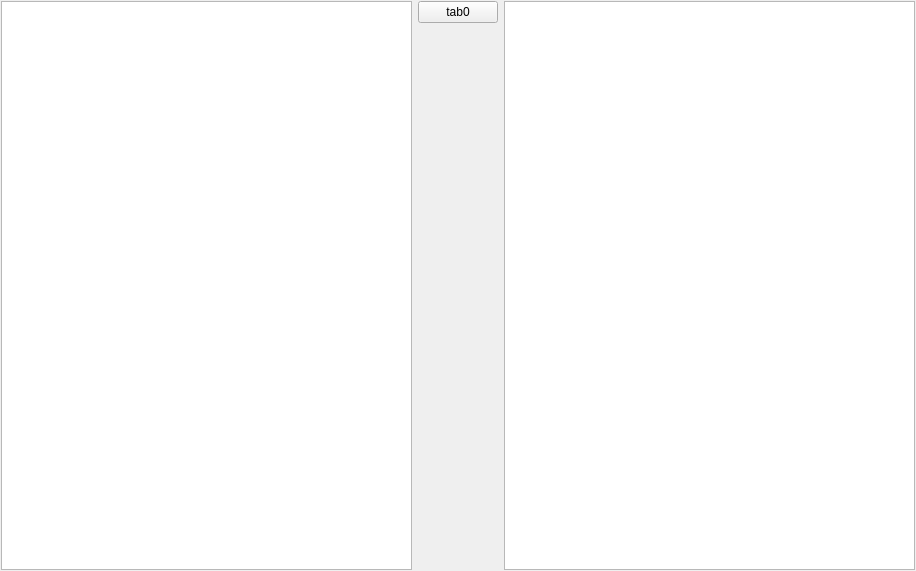
gyllidor/qt_workspace, file ffayno/sources/mainwindow.ui: the form before one commit.
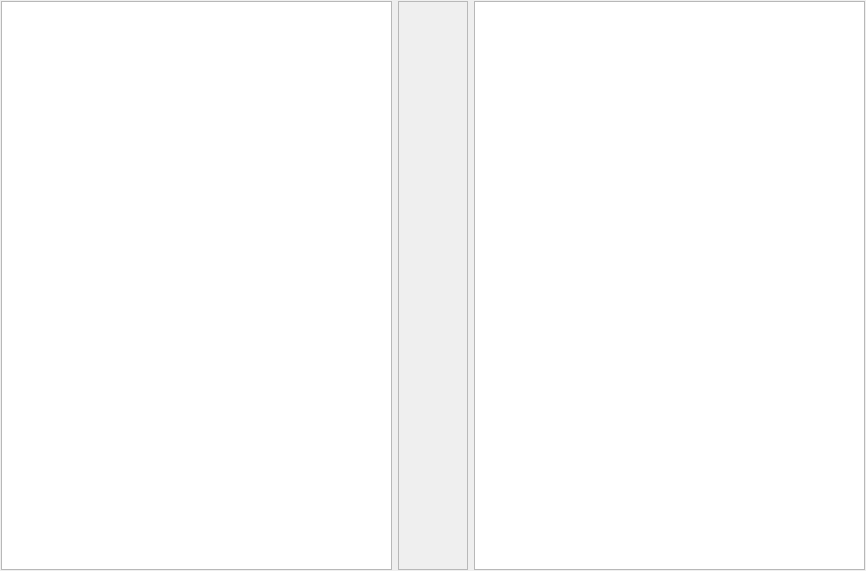
The form after the commit.

Commit message: added ControllerTabs and custon TabButton

```diff
--- a/ffayno/sources/mainwindow.ui
+++ b/ffayno/sources/mainwindow.ui
@@ -6,7 +6,7 @@
    <rect>
     <x>0</x>
     <y>0</y>
-    <width>916</width>
+    <width>866</width>
     <height>571</height>
    </rect>
   </property>
@@ -28,49 +28,44 @@
      <number>1</number>
     </property>
     <item row="0" column="1">
-     <layout class="QFormLayout" name="formLayout">
-      <property name="rowWrapPolicy">
-       <enum>QFormLayout::DontWrapRows</enum>
+     <widget class="QScrollArea" name="scrollArea">
+      <property name="sizePolicy">
+       <sizepolicy hsizetype="Preferred" vsizetype="Expanding">
+        <horstretch>0</horstretch>
+        <verstretch>0</verstretch>
+       </sizepolicy>
       </property>
-      <property name="formAlignment">
-       <set>Qt::AlignHCenter|Qt::AlignTop</set>
+      <property name="verticalScrollBarPolicy">
+       <enum>Qt::ScrollBarAlwaysOff</enum>
       </property>
-      <property name="horizontalSpacing">
-       <number>1</number>
+      <property name="horizontalScrollBarPolicy">
+       <enum>Qt::ScrollBarAlwaysOff</enum>
       </property>
-      <property name="verticalSpacing">
-       <number>1</number>
+      <property name="widgetResizable">
+       <bool>true</bool>
       </property>
-      <item row="0" column="0">
-       <widget class="QPushButton" name="tab0">
-        <property name="sizePolicy">
-         <sizepolicy hsizetype="Minimum" vsizetype="Minimum">
-          <horstretch>0</horstretch>
-          <verstretch>0</verstretch>
-         </sizepolicy>
-        </property>
-        <property name="maximumSize">
-         <size>
-          <width>16777215</width>
-          <height>1018</height>
-         </size>
-        </property>
-        <property name="layoutDirection">
-         <enum>Qt::LeftToRight</enum>
-        </property>
-        <property name="text">
-         <string>tab0</string>
-        </property>
-       </widget>
-      </item>
-     </layout>
-    </item>
-    <item row="0" column="2">
-     <widget class="QListView" name="listViewRight"/>
+      <property name="alignment">
+       <set>Qt::AlignLeading|Qt::AlignLeft|Qt::AlignTop</set>
+      </property>
+      <widget class="QWidget" name="scrollAreaWidgetContents">
+       <property name="geometry">
+        <rect>
+         <x>0</x>
+         <y>0</y>
+         <width>68</width>
+         <height>567</height>
+        </rect>
+       </property>
+       <layout class="QFormLayout" name="formLayout"/>
+      </widget>
+     </widget>
     </item>
     <item row="0" column="0">
      <widget class="QListView" name="listViewLeft"/>
     </item>
+    <item row="0" column="2">
+     <widget class="QListView" name="listViewRight"/>
+    </item>
    </layout>
   </widget>
  </widget>
```
The commit also changes 7 other files.
